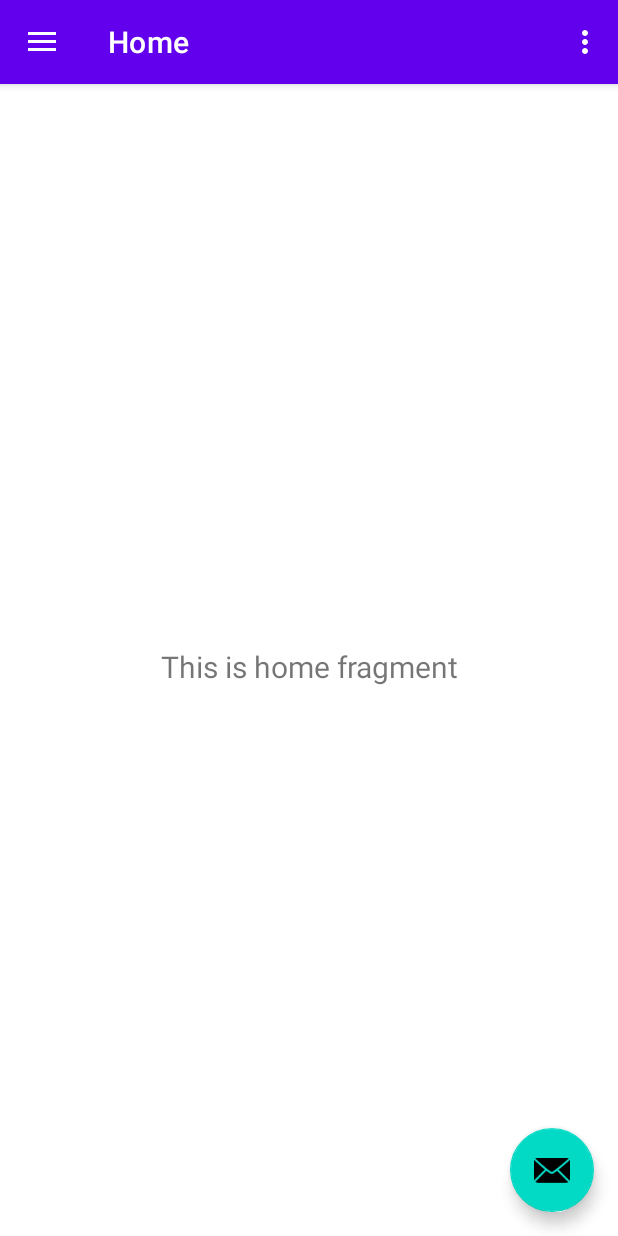
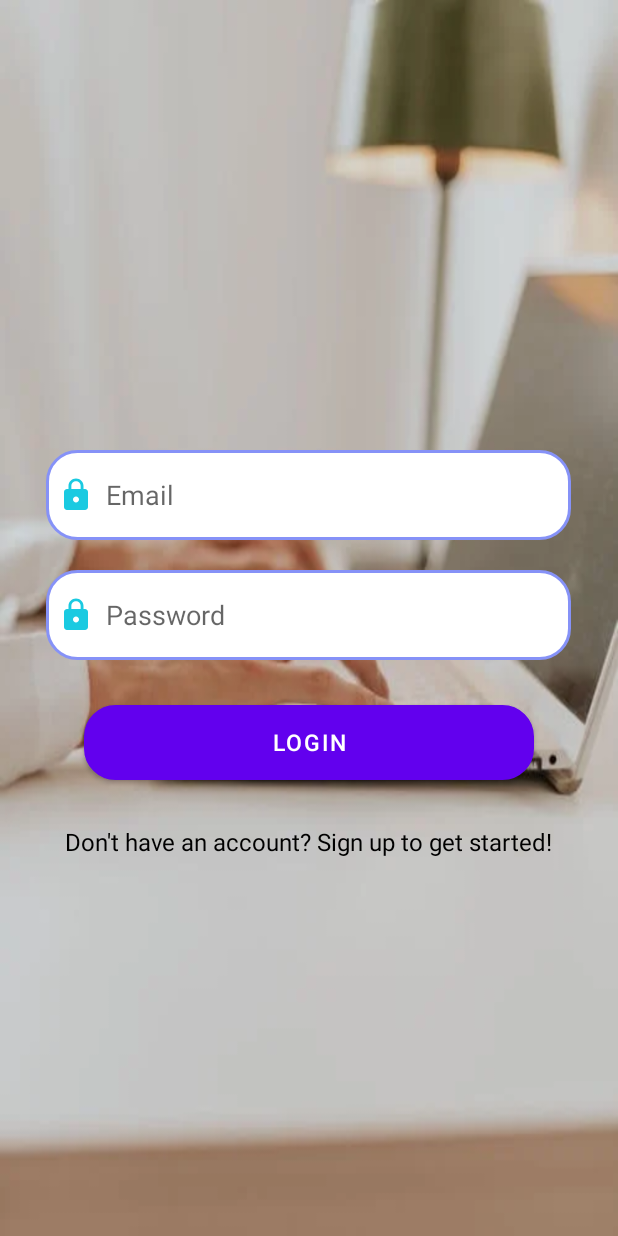
Before and after one commit to spyhydra/CyberSec, an Android app: the screen it shows after launch (MainActivity before the commit, LoginActivity after it), on a phone screen of 412 x 824 dp. Run offline under Robolectric (Android 15) with nearby library versions, the phone set to English and light mode, and no system bars.

Commit message:
singup and login page done

```diff
--- a/app/build.gradle.kts
+++ b/app/build.gradle.kts
@@ -25,6 +25,10 @@ android {
             )
         }
     }
+    buildFeatures {
+        viewBinding =true
+    }
+
     compileOptions {
         sourceCompatibility = JavaVersion.VERSION_1_8
         targetCompatibility = JavaVersion.VERSION_1_8
@@ -43,6 +47,7 @@ dependencies {
     implementation(libs.lifecycle.viewmodel.ktx)
     implementation(libs.navigation.fragment)
     implementation(libs.navigation.ui)
+    implementation(libs.activity)
     testImplementation(libs.junit)
     androidTestImplementation(libs.ext.junit)
     androidTestImplementation(libs.espresso.core)
--- /dev/null
+++ b/app/src/main/java/com/example/cybersec/LoginActivity.java
@@ -0,0 +1,63 @@
+package com.example.cybersec;
+
+import android.content.Intent;
+import android.os.Bundle;
+import android.view.View;
+import android.widget.Button;
+import android.widget.EditText;
+import android.widget.TextView;
+import android.widget.Toast;
+import androidx.appcompat.app.AppCompatActivity;
+
+public class LoginActivity extends AppCompatActivity {
+
+    private EditText editTextEmail, editTextPassword;
+    private Button buttonLogin;
+    private TextView singupBtn; // Fixed variable name to 'signupBtn'
+    private DatabaseHelper databaseHelper;
+
+    @Override
+    protected void onCreate(Bundle savedInstanceState) {
+        super.onCreate(savedInstanceState);
+        setContentView(R.layout.activity_login);
+
+        // Initializing views
+        editTextEmail = findViewById(R.id.email);
+        editTextPassword = findViewById(R.id.password);
+        buttonLogin = findViewById(R.id.buttonLogin);
+        singupBtn = findViewById(R.id.singupView);
+        databaseHelper = new DatabaseHelper(this);
+
+        // Redirect to SignupActivity on signup button click
+        singupBtn.setOnClickListener(new View.OnClickListener() {
+            @Override
+            public void onClick(View view) {
+                Intent intent = new Intent(LoginActivity.this, SignupActivity.class);
+                startActivity(intent);
+            }
+        });
+
+
+        // Handle login logic
+        buttonLogin.setOnClickListener(new View.OnClickListener() {
+            @Override
+            public void onClick(View v) {
+                String email = editTextEmail.getText().toString().trim();
+                String password = editTextPassword.getText().toString().trim();
+
+                if (email.isEmpty() || password.isEmpty()) {
+                    Toast.makeText(LoginActivity.this, "Please fill in both fields", Toast.LENGTH_SHORT).show();
+                } else {
+                    if (databaseHelper.checkLoginCredentials(email, password)) {
+                        Toast.makeText(LoginActivity.this, "Login successful", Toast.LENGTH_SHORT).show();
+                        // Proceed to next activity after successful login
+                        // Example: startActivity(new Intent(LoginActivity.this, HomeActivity.class));
+                        finish();  // Close the login activity
+                    } else {
+                        Toast.makeText(LoginActivity.this, "Invalid email or password", Toast.LENGTH_SHORT).show();
+                    }
+                }
+            }
+        });
+    }
+}
--- /dev/null
+++ b/app/src/main/res/drawable/baseline_email_24.xml
@@ -0,0 +1,5 @@
+<vector xmlns:android="http://schemas.android.com/apk/res/android" android:height="24dp" android:tint="#00C4DE" android:viewportHeight="24" android:viewportWidth="24" android:width="24dp">
+
+    <path android:fillColor="@android:color/white" android:pathData="M20,4L4,4c-1.1,0 -1.99,0.9 -1.99,2L2,18c0,1.1 0.9,2 2,2h16c1.1,0 2,-0.9 2,-2L22,6c0,-1.1 -0.9,-2 -2,-2zM20,8l-8,5 -8,-5L4,6l8,5 8,-5v2z"/>
+
+</vector>
--- /dev/null
+++ b/app/src/main/res/drawable/baseline_lock_24.xml
@@ -0,0 +1,5 @@
+<vector xmlns:android="http://schemas.android.com/apk/res/android" android:alpha="0.9" android:height="24dp" android:tint="#00C4DE" android:viewportHeight="24" android:viewportWidth="24" android:width="24dp">
+
+    <path android:fillColor="@android:color/white" android:pathData="M18,8h-1L17,6c0,-2.76 -2.24,-5 -5,-5S7,3.24 7,6v2L6,8c-1.1,0 -2,0.9 -2,2v10c0,1.1 0.9,2 2,2h12c1.1,0 2,-0.9 2,-2L20,10c0,-1.1 -0.9,-2 -2,-2zM12,17c-1.1,0 -2,-0.9 -2,-2s0.9,-2 2,-2 2,0.9 2,2 -0.9,2 -2,2zM15.1,8L8.9,8L8.9,6c0,-1.71 1.39,-3.1 3.1,-3.1 1.71,0 3.1,1.39 3.1,3.1v2z"/>
+
+</vector>
--- /dev/null
+++ b/app/src/main/res/drawable/border_purple.xml
@@ -0,0 +1,15 @@
+<?xml version="1.0" encoding="utf-8"?>
+<shape xmlns:android="http://schemas.android.com/apk/res/android"
+    android:shape="rectangle">
+   <corners
+       android:radius="20dp"/>
+
+    <stroke android:color="@color/levender"
+        android:width="2dp"
+        />
+    <solid
+        android:color="@color/white">
+
+    </solid>
+
+</shape>
--- /dev/null
+++ b/app/src/main/res/layout/activity_login.xml
@@ -0,0 +1,74 @@
+<?xml version="1.0" encoding="utf-8"?>
+<ScrollView xmlns:android="http://schemas.android.com/apk/res/android"
+    xmlns:app="http://schemas.android.com/apk/res-auto"
+    xmlns:tools="http://schemas.android.com/tools"
+    android:id="@+id/main"
+    android:layout_width="match_parent"
+    android:layout_height="match_parent"
+    android:orientation="vertical"
+    android:background="@drawable/img"
+    tools:context=".LoginActivity">
+
+    <LinearLayout
+        android:layout_width="match_parent"
+        android:layout_height="wrap_content"
+        android:orientation="vertical">
+
+        <LinearLayout
+            android:layout_width="match_parent"
+            android:layout_height="wrap_content"
+            android:orientation="vertical"
+            android:layout_gravity="center"
+            android:layout_marginTop="280dp">
+
+            <EditText
+                android:layout_width="350dp"
+                android:layout_height="60dp"
+                android:id="@+id/email"
+                android:layout_gravity="center"
+                android:background="@drawable/border_purple"
+                android:layout_marginTop="20dp"
+                android:padding="8dp"
+                android:hint="Email"
+                android:drawablePadding="8dp"
+                android:drawableLeft="@drawable/baseline_lock_24" />
+
+            <EditText
+                android:layout_width="350dp"
+                android:layout_height="60dp"
+                android:id="@+id/password"
+                android:layout_gravity="center"
+                android:background="@drawable/border_purple"
+                android:layout_marginTop="20dp"
+                android:padding="8dp"
+                android:inputType="textPassword"
+                android:hint="Password"
+                android:drawablePadding="8dp"
+                android:drawableLeft="@drawable/baseline_lock_24" />
+
+            <Button
+                android:id="@+id/buttonLogin"
+                android:layout_marginTop="30dp"
+                android:layout_width="300dp"
+                android:layout_gravity="center"
+                android:layout_height="50dp"
+                android:text="Login"
+                android:background="@drawable/border_purple"
+                android:textSize="15sp"
+                app:cornerRadius="30dp" />
+
+            <TextView
+                android:id="@+id/singupView"
+                android:layout_width="wrap_content"
+                android:layout_height="wrap_content"
+                android:text="Don't have an account? Sign up to get started!"
+                android:layout_gravity="center"
+                android:layout_marginTop="30dp"
+                android:textSize="16sp"
+                android:textColor="@color/black" />
+
+        </LinearLayout>
+
+    </LinearLayout>
+
+</ScrollView>
--- a/app/src/main/res/values/colors.xml
+++ b/app/src/main/res/values/colors.xml
@@ -7,4 +7,5 @@
     <color name="teal_700">#FF018786</color>
     <color name="black">#FF000000</color>
     <color name="white">#FFFFFFFF</color>
+    <color name="levender">#8692f7</color>
 </resources>
--- a/app/src/main/res/values/themes.xml
+++ b/app/src/main/res/values/themes.xml
@@ -1,9 +1,9 @@
 <resources xmlns:tools="http://schemas.android.com/tools">
     <!-- Base application theme. -->
-    <style name="Theme.CyberSec" parent="Theme.MaterialComponents.DayNight.DarkActionBar">
+    <style name="Theme.CyberSec" parent="Theme.MaterialComponents.DayNight.NoActionBar">
         <!-- Primary brand color. -->
         <item name="colorPrimary">@color/purple_500</item>
-        <item name="colorPrimaryVariant">@color/purple_700</item>
+        <item name="colorPrimaryVariant">@color/levender</item>
         <item name="colorOnPrimary">@color/white</item>
         <!-- Secondary brand color. -->
         <item name="colorSecondary">@color/teal_200</item>
--- a/gradle/libs.versions.toml
+++ b/gradle/libs.versions.toml
@@ -10,6 +10,7 @@ lifecycleLivedataKtx = "2.8.7"
 lifecycleViewmodelKtx = "2.8.7"
 navigationFragment = "2.8.3"
 navigationUi = "2.8.3"
+activity = "1.9.3"
 
 [libraries]
 junit = { group = "junit", name = "junit", version.ref = "junit" }
@@ -22,6 +23,7 @@ lifecycle-livedata-ktx = { group = "androidx.lifecycle", name = "lifecycle-lived
 lifecycle-viewmodel-ktx = { group = "androidx.lifecycle", name = "lifecycle-viewmodel-ktx", version.ref = "lifecycleViewmodelKtx" }
 navigation-fragment = { group = "androidx.navigation", name = "navigation-fragment", version.ref = "navigationFragment" }
 navigation-ui = { group = "androidx.navigation", name = "navigation-ui", version.ref = "navigationUi" }
+activity = { group = "androidx.activity", name = "activity", version.ref = "activity" }
 
 [plugins]
 android-application = { id = "com.android.application", version.ref = "agp" }
```
Also changed, not shown: app/src/main/AndroidManifest.xml (+12 -0 lines), app/src/main/java/com/example/cybersec/DatabaseHelper.java (added, +80 -0 lines), app/src/main/java/com/example/cybersec/SignupActivity.java (added, +53 -0 lines), app/src/main/res/layout/activity_singup.xml (added, +102 -0 lines), app/src/main/res/drawable/img.png (added).
